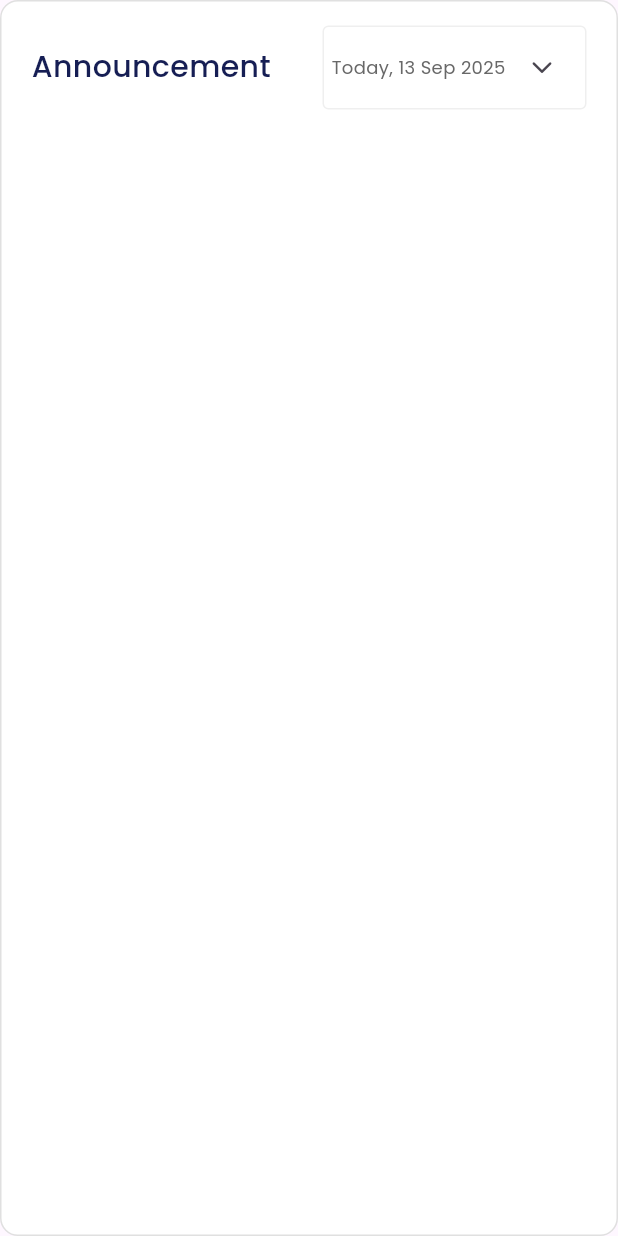
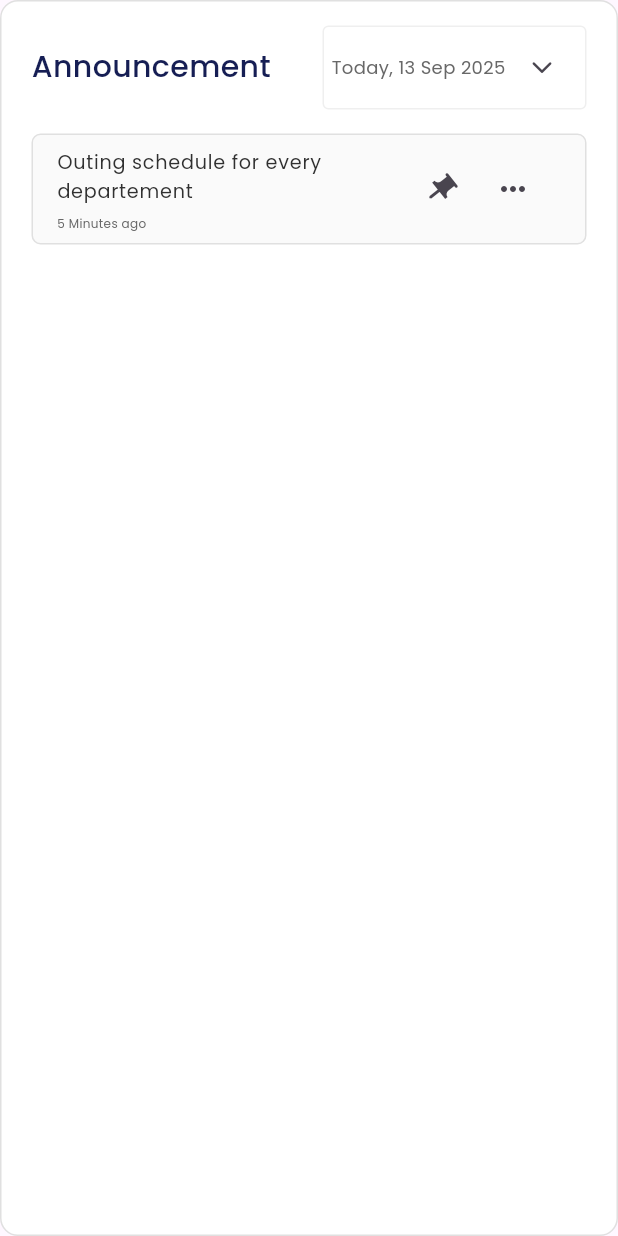
Before and after one commit to mano299/we_HR, a Flutter app: the Announcement widget shown alone on an empty page, opened directly, on a phone screen of 412 x 824 dp. Run offline on Flutter 3.47's test engine with Material 3 defaults, Android fonts, the phone set to English and light mode, and no system bars; our stand-ins replace flutter_svg, font_awesome_flutter.

Commit message:
create announcement item

```diff
--- a/lib/utils/app_styles.dart
+++ b/lib/utils/app_styles.dart
@@ -4,7 +4,7 @@ import 'package:we_hr/utils/app_colors.dart';
 abstract class AppStyles {
   static TextStyle styleRegular16(context) {
     return TextStyle(
-      color: Color(0xff686868),
+      color: Color(0xff303030),
       fontSize: getResponsiveFontSize(context, fontSize: 16),
       fontFamily: 'Poppins',
       fontWeight: FontWeight.w400,
--- a/lib/widgets/announcement.dart
+++ b/lib/widgets/announcement.dart
@@ -1,5 +1,6 @@
 import 'package:flutter/material.dart';
 import 'package:we_hr/widgets/announcement_header.dart';
+import 'package:we_hr/widgets/announcement_item.dart';
 
 class Announcement extends StatelessWidget {
   const Announcement({super.key});
@@ -19,6 +20,8 @@ class Announcement extends StatelessWidget {
       child: Column(
         children: [
           AnnouncementHeader(),
+          SizedBox(height: 16),
+          AnnouncementItem(),
         ],
       ),
     );
--- /dev/null
+++ b/lib/widgets/announcement_item.dart
@@ -0,0 +1,47 @@
+import 'package:flutter/material.dart';
+import 'package:font_awesome_flutter/font_awesome_flutter.dart';
+import 'package:we_hr/utils/app_styles.dart';
+
+class AnnouncementItem extends StatelessWidget {
+  const AnnouncementItem({super.key});
+
+  @override
+  Widget build(BuildContext context) {
+    return Container(
+      decoration: BoxDecoration(
+        borderRadius: BorderRadius.circular(6),
+        color: Color(0xffFAFAFA),
+        border: Border.all(color: Color(0xffE0E0E0)),
+      ),
+      child: ListTile(
+        title: Text(
+          'Outing schedule for every departement',
+          style: AppStyles.styleRegular16(context),
+        ),
+        subtitle: Padding(
+          padding: EdgeInsets.only(top: 6),
+          child: Text(
+            '5 Minutes ago',
+            style: AppStyles.styleRegular10(context),
+          ),
+        ),
+        trailing: Row(
+          mainAxisSize: MainAxisSize.min,
+          children: [
+            IconButton(
+              onPressed: () {},
+              icon: Transform.rotate(
+                angle: .9,
+                child: Icon(Icons.push_pin),
+              ),
+            ),
+            IconButton(
+              onPressed: () {},
+              icon: Icon(Icons.more_horiz),
+            ),
+          ],
+        ),
+      ),
+    );
+  }
+}
```
Also changed, not shown: pubspec.yaml (+1 -6 lines), pubspec.lock.
